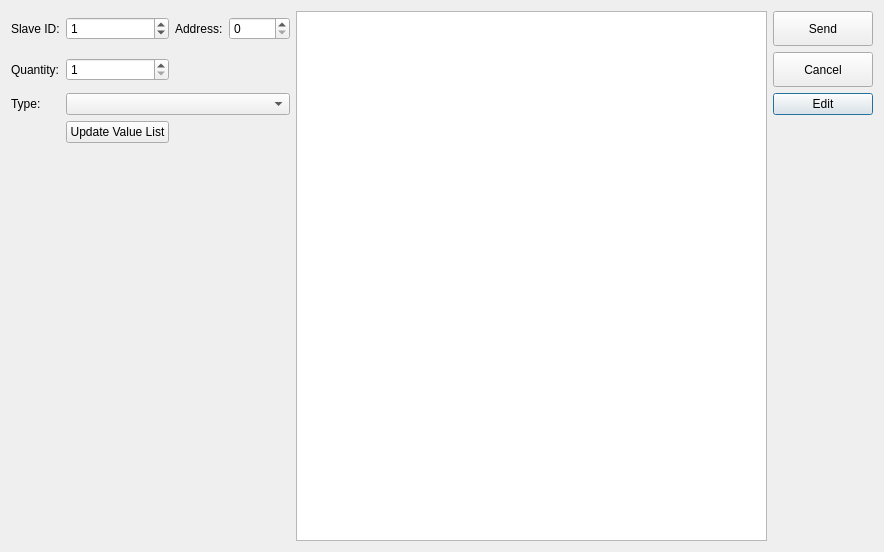
First picture: the form in modbuswritemultipleregistersdialog.ui, repository CharlosNels/DebugMyProtocol, before the edit.
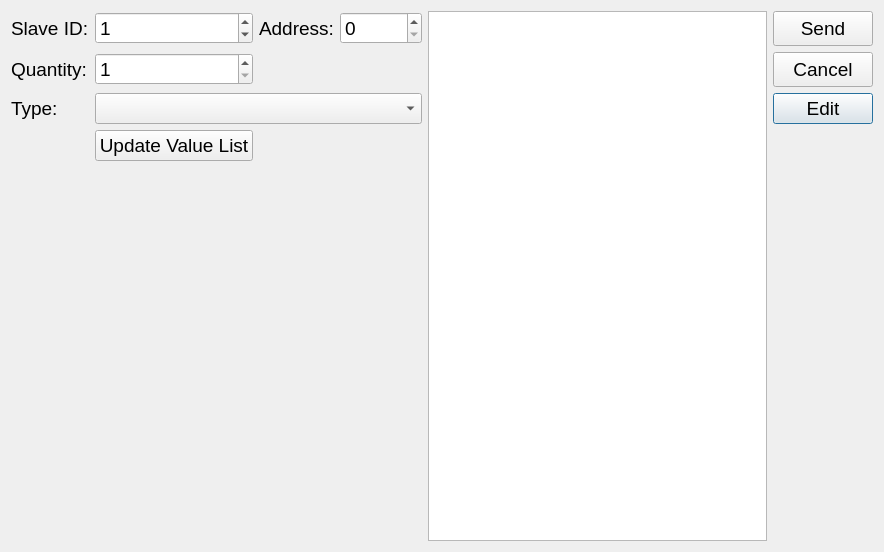
Second picture: the form after the edit.

What changed in the file:
```diff
--- a/modbuswritemultipleregistersdialog.ui
+++ b/modbuswritemultipleregistersdialog.ui
@@ -10,6 +10,11 @@
     <height>552</height>
    </rect>
   </property>
+  <property name="font">
+   <font>
+    <pointsize>14</pointsize>
+   </font>
+  </property>
   <property name="windowTitle">
    <string>Dialog</string>
   </property>
```
